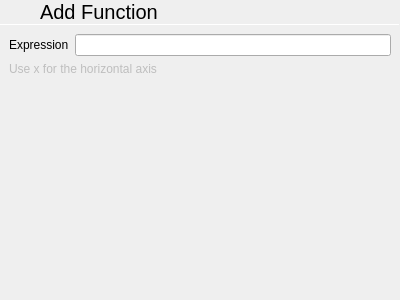
Before: the Qt Designer form parts/graph/addfunctiondialog.ui in theCheeseboard/thecalculator, drawn with Qt 5.
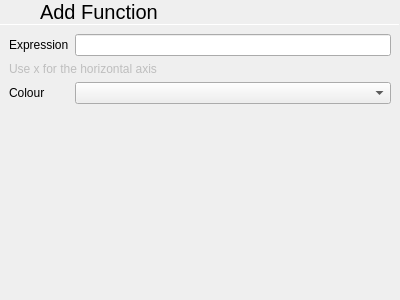
After: the same form once the commit is applied. Icons and pictures are not drawn. Custom widgets are drawn as their Qt base class.

The edit to the form file:
```diff
--- a/parts/graph/addfunctiondialog.ui
+++ b/parts/graph/addfunctiondialog.ui
@@ -138,6 +138,13 @@
      <item row="0" column="1">
       <widget class="ExpressionLineEdit" name="expressionBox"/>
      </item>
+     <item row="2" column="0">
+      <widget class="QLabel" name="label_4">
+       <property name="text">
+        <string>Colour</string>
+       </property>
+      </widget>
+     </item>
      <item row="1" column="0" colspan="2">
       <widget class="QLabel" name="label_3">
        <property name="enabled">
@@ -148,6 +155,9 @@
        </property>
       </widget>
      </item>
+     <item row="2" column="1">
+      <widget class="QComboBox" name="colorBox"/>
+     </item>
     </layout>
    </item>
    <item>
```
